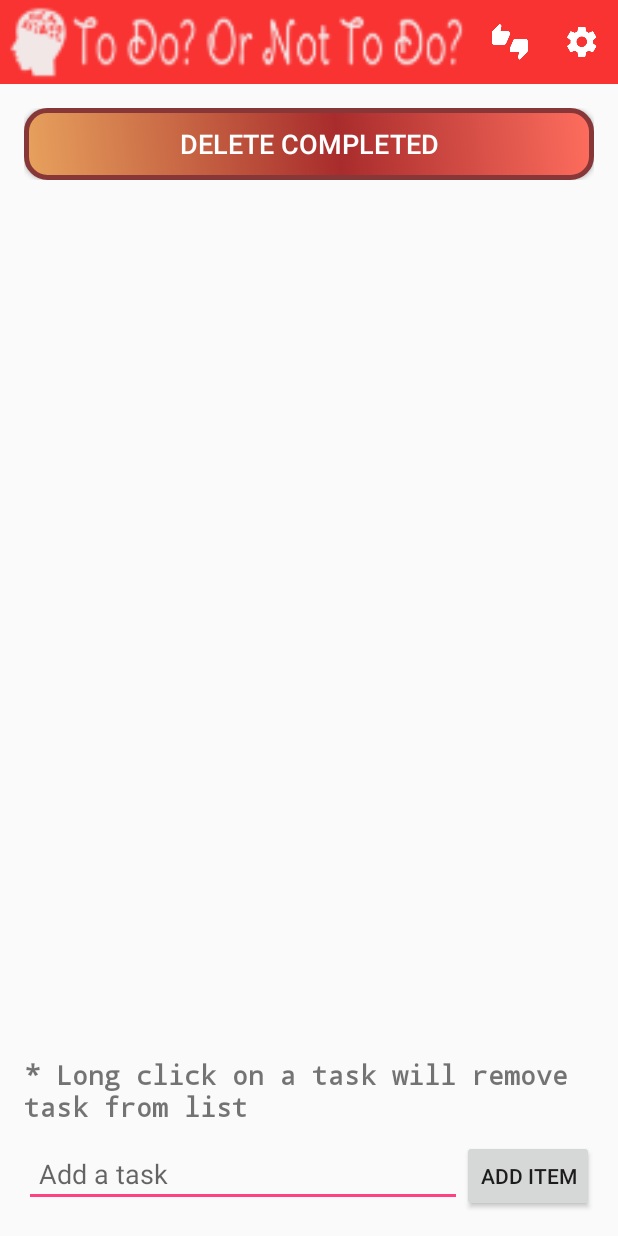
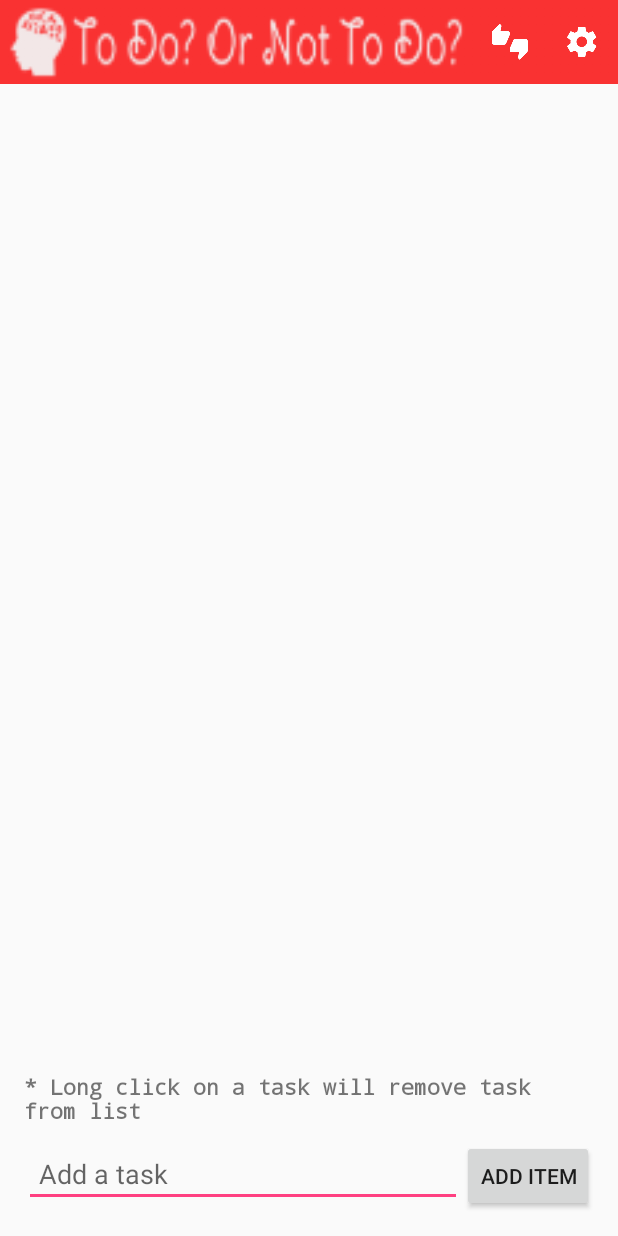
Before and after one commit to yoavgray/todo-prework, an Android app: the screen it shows after launch (MainActivity), on a phone screen of 412 x 824 dp. Run offline under Robolectric (Android 15) with nearby library versions, the phone set to English and light mode, and no system bars.

Commit message:
- Changed text size according to Android design - Changed priority colors to match Material Design guidelines - Added sound and notification for tasks - Changed the status bar color to blue - Fixed minor bugs

```diff
--- a/app/src/main/AndroidManifest.xml
+++ b/app/src/main/AndroidManifest.xml
@@ -19,6 +19,8 @@
         <activity
             android:name=".SetTimeActivity"
             android:theme="@style/Theme.AppCompat.Dialog" />
+        <receiver android:name=".TaskTimeReceiver" />
+        <service android:name=".RingtonePlayingService" />
     </application>
 
 </manifest>
--- a/app/src/main/java/com/prework/mytodoapp/todoornottodo/ListItemDataSource.java
+++ b/app/src/main/java/com/prework/mytodoapp/todoornottodo/ListItemDataSource.java
@@ -58,12 +58,6 @@ public class ListItemDataSource {
                 + " = " + id, null);
     }
 
-    public List<ListItem> deleteCompleted() {
-        database.delete(DatabaseHelper.TABLE_NAME, DatabaseHelper.COLUMN_IS_CHECKED
-                + " = " + 1, null);
-        return getAllItems();
-    }
-
     public int updateListItem(int changeParam, long id, int priority, String task, boolean isChecked) {
         SQLiteDatabase db = dbHelper.getWritableDatabase();
         ContentValues  contentValues = new ContentValues();
@@ -82,8 +76,9 @@ public class ListItemDataSource {
         return db.update(DatabaseHelper.TABLE_NAME, contentValues,DatabaseHelper.COLUMN_ID + " = " + id, null);
     }
 
-    public List<ListItem> getAllItems() {
-        List<ListItem> items = new ArrayList<>();
+    //I added a List as an argument because it was a mistake to instantiate
+    //it here.
+    public List<ListItem> getAllItems(List<ListItem> items) {
 
         Cursor cursor = database.query(DatabaseHelper.TABLE_NAME,
                 allColumns, null, null, null, null, null);
--- a/app/src/main/java/com/prework/mytodoapp/todoornottodo/MainActivity.java
+++ b/app/src/main/java/com/prework/mytodoapp/todoornottodo/MainActivity.java
@@ -1,14 +1,17 @@
 package com.prework.mytodoapp.todoornottodo;
 
+import android.app.AlarmManager;
 import android.app.FragmentTransaction;
+import android.app.PendingIntent;
 import android.content.DialogInterface;
 import android.content.Intent;
 import android.content.SharedPreferences;
 import android.content.res.Resources;
-import android.graphics.Bitmap;
-import android.graphics.drawable.BitmapDrawable;
+import android.graphics.Color;
 import android.graphics.drawable.Drawable;
 import android.net.Uri;
+import android.os.Build;
+import android.service.notification.StatusBarNotification;
 import android.support.v4.app.DialogFragment;
 import android.support.v4.content.res.ResourcesCompat;
 import android.support.v7.app.ActionBar;
@@ -20,13 +23,15 @@ import android.view.Menu;
 import android.view.MenuInflater;
 import android.view.MenuItem;
 import android.view.View;
+import android.view.Window;
+import android.view.WindowManager;
 import android.widget.AdapterView;
-import android.widget.Button;
 import android.widget.EditText;
 import android.widget.ListView;
 import android.widget.TextView;
 import android.widget.Toast;
 
+import java.util.ArrayList;
 import java.util.List;
 import java.util.Locale;
 
@@ -38,10 +43,11 @@ public class MainActivity extends AppCompatActivity {
     ListItemDataSource dataSource;
     List<ListItem> items;
     TodoItemAdapter itemsAdapter;
-    Button btDeleteCompleted;
     ListView lvItems;
     TextView tvCap;
     EditText etText;
+    AlarmManager alarmManager;
+    PendingIntent pendingIntent;
 
     @Override
     protected void onCreate(Bundle savedInstanceState) {
@@ -53,7 +59,8 @@ public class MainActivity extends AppCompatActivity {
         //Toast.makeText(this, "Read taskId from file. taskId = " + taskId, Toast.LENGTH_LONG).show();
         dataSource = new ListItemDataSource(this);
         dataSource.open();
-        items = dataSource.getAllItems();
+        items = new ArrayList<>();
+        dataSource.getAllItems(items);
 
         setupViews();
         setupListViewListener();
@@ -61,6 +68,14 @@ public class MainActivity extends AppCompatActivity {
         Drawable d = ResourcesCompat.getDrawable(getResources(), R.drawable.logo_actionbar, null);
         ab.setBackgroundDrawable(d);
         ab.setDisplayShowTitleEnabled(false);
+        //Change the color of the status bar above API21
+        if (Build.VERSION.SDK_INT >= Build.VERSION_CODES.LOLLIPOP) {
+            Window window = getWindow();
+            window.addFlags(WindowManager.LayoutParams.FLAG_DRAWS_SYSTEM_BAR_BACKGROUNDS);
+            window.setStatusBarColor(Color.GREEN);
+        }
+
+        alarmManager = (AlarmManager) getSystemService(ALARM_SERVICE);
     }
 
     @Override
@@ -132,21 +147,11 @@ public class MainActivity extends AppCompatActivity {
     }
 
     private void setupViews() {
-        itemsAdapter = new TodoItemAdapter(this, R.layout.my_list_item, dataSource.getAllItems());
+        itemsAdapter = new TodoItemAdapter(this, R.layout.my_list_item, items);
         tvCap = (TextView)findViewById(R.id.tvCap);
         tvCap.setText(R.string.long_click);
         lvItems = (ListView)findViewById(R.id.lvItems);
         lvItems.setAdapter(itemsAdapter);
-        btDeleteCompleted = (Button)findViewById(R.id.btDeleteCompleted);
-
-        btDeleteCompleted.setOnClickListener(new View.OnClickListener() {
-            @Override
-            public void onClick(View v) {
-                items = dataSource.deleteCompleted();
-                itemsAdapter.clear();
-                itemsAdapter.addAll(items);
-            }
-        });
     }
 
     private void setupListViewListener() {
@@ -160,6 +165,9 @@ public class MainActivity extends AppCompatActivity {
                 adb.setPositiveButton(R.string.ok, new DialogInterface.OnClickListener() {
                     public void onClick(DialogInterface dialog, int which) {
                         ListItem thisItem = items.get(position);
+                        Intent taskIntent = new Intent(MainActivity.this, TaskTimeReceiver.class);
+                        pendingIntent = PendingIntent.getBroadcast(MainActivity.this, (int) thisItem.getId(), taskIntent, PendingIntent.FLAG_UPDATE_CURRENT);
+                        alarmManager.cancel(pendingIntent);
                         dataSource.deleteListItem(thisItem);
                         items.remove(position);
                         itemsAdapter.notifyDataSetChanged();
@@ -239,8 +247,15 @@ public class MainActivity extends AppCompatActivity {
                     if (result == false) {
                         Toast.makeText(this, "Error: Task was not added! Please try again", Toast.LENGTH_LONG).show();
                     } else {
-                        //Toast.makeText(this, "Task added! Now taskId = " + taskId, Toast.LENGTH_LONG).show();
-                        itemsAdapter.add(new ListItem(taskId++, 0, itemText, false, time, date));
+                        items.add(new ListItem(taskId, 0, itemText, false, time, date));
+                        itemsAdapter.notifyDataSetChanged();
+                        Intent taskIntent = new Intent(this, TaskTimeReceiver.class);
+                        taskIntent.putExtra("task", itemText);
+                        taskIntent.putExtra("date", date);
+                        taskIntent.putExtra("time", time);
+                        pendingIntent = PendingIntent.getBroadcast(this, (int)taskId++, taskIntent, PendingIntent.FLAG_UPDATE_CURRENT);
+                        long timeInMs = data.getLongExtra("timeInMs", 1);
+                        alarmManager.set(AlarmManager.RTC_WAKEUP, timeInMs, pendingIntent);
                     }
                 }
                 break;
--- a/app/src/main/res/layout/activity_main.xml
+++ b/app/src/main/res/layout/activity_main.xml
@@ -11,21 +11,6 @@
     android:weightSum="100"
     tools:context="com.prework.mytodoapp.todoornottodo.MainActivity">
 
-    <LinearLayout
-        android:orientation="horizontal"
-        android:layout_width="match_parent"
-        android:layout_height="wrap_content"
-        android:paddingBottom="5dp">
-        <Button
-            android:id="@+id/btDeleteCompleted"
-            android:text="@string/delete_completed"
-            android:textColor="#FFFFFF"
-            android:textSize="18sp"
-            android:layout_width="match_parent"
-            android:layout_height="wrap_content"
-            android:background="@drawable/button_shape"/>
-    </LinearLayout>
-
     <ListView
         android:layout_width="match_parent"
         android:layout_height="0dp"
@@ -36,7 +21,7 @@
         android:layout_height="wrap_content"
         android:paddingTop="10dp"
         android:fontFamily="monospace"
-        android:textSize="18sp"
+        android:textAppearance="?android:textAppearanceSmall"
         android:textStyle="bold"
         android:id="@+id/tvCap"/>
 
--- a/app/src/main/res/layout/my_list_item.xml
+++ b/app/src/main/res/layout/my_list_item.xml
@@ -15,14 +15,14 @@
         android:focusableInTouchMode="false"/>
     <TextView
         android:id="@+id/tvListView"
-        android:layout_width="match_parent"
+        android:layout_width="0dp"
         android:layout_height="wrap_content"
         android:layout_gravity="center_vertical"
+        android:paddingStart="15dp"
         android:paddingLeft="15dp"
-        android:textAppearance="?android:attr/textAppearanceListItemSmall"
         android:gravity="center_vertical"
         android:textStyle="bold"
-        android:textSize="26sp"
+        android:textAppearance="?android:textAppearanceMedium"
         android:focusable="false"
         android:focusableInTouchMode="false"
         android:fontFamily="monospace"
--- a/app/src/main/res/values/strings.xml
+++ b/app/src/main/res/values/strings.xml
@@ -2,7 +2,7 @@
     <string name="app_name">To Do, Or Not To Do?</string>
     <string name="dialog_delete_message">Deleted tasks could not be restored!</string>
     <string name="dialog_delete_title">Delete task?</string>
-    <string name="complete">Completed</string>
+    <string name="complete">Done</string>
     <string name="cancel">Cancel</string>
     <string name="ok">OK</string>
     <string name="add_task">Add a task</string>
@@ -23,7 +23,6 @@
     <string name="uncheck_task">Uncheck \'Complete\' checkbox to edit task</string>
     <string name="delete_completed">Delete Completed</string>
 
-
     <string-array name="priority_array">
         <item>Low</item>
         <item>Medium</item>
```
Also changed, not shown: app/src/main/java/com/prework/mytodoapp/todoornottodo/RingtonePlayingService.java (added, +85 -0 lines), app/src/main/java/com/prework/mytodoapp/todoornottodo/SetTimeActivity.java (+29 -24 lines), app/src/main/java/com/prework/mytodoapp/todoornottodo/TaskTimeReceiver.java (added, +15 -0 lines), app/src/main/java/com/prework/mytodoapp/todoornottodo/TodoItemAdapter.java (+4 -4 lines), 2 other files.
